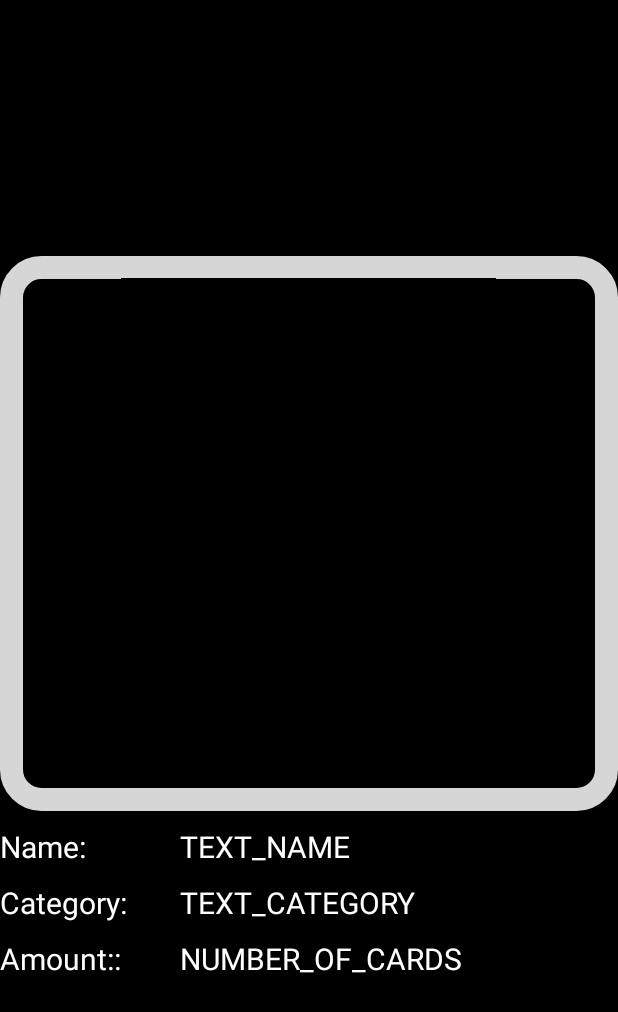
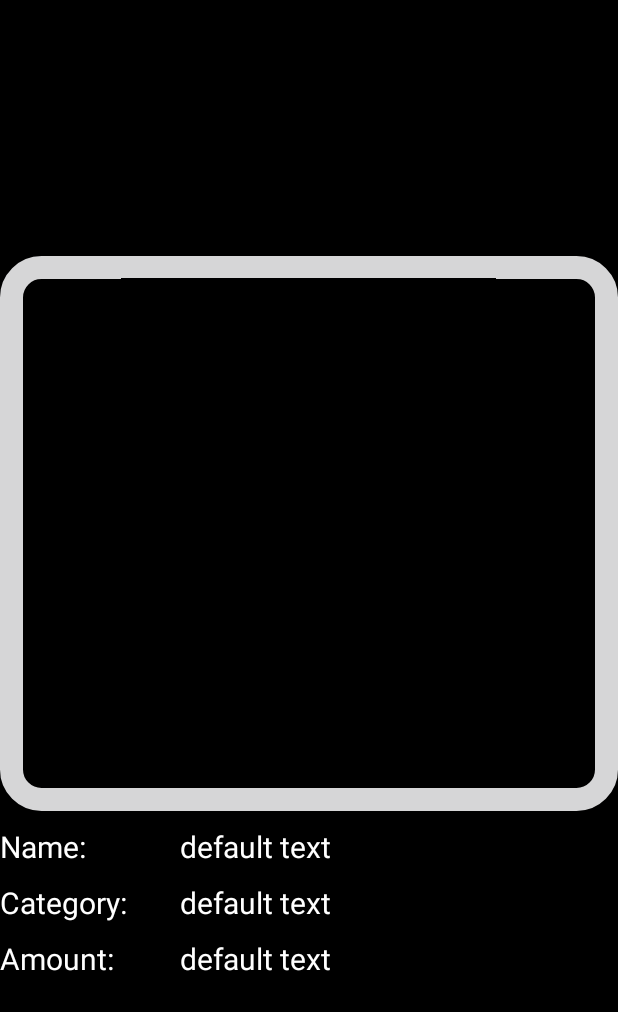
Before and after one commit to JoAnMontero/mapIntegrationApp, an Android app: the CardDetailActivity screen opened directly, with no data from a screen before it, on a phone screen of 412 x 824 dp. Shown: the top 1012 px of the screen. Run offline under Robolectric (Android 15) with nearby library versions, the light colour scheme and no system bars; 5 statements that could not run were skipped.

Commit message:
Strings externalized, warnings corrected

```diff
--- a/app/src/main/java/uo/sdm/mapintegrationapp/business/MapManager.java
+++ b/app/src/main/java/uo/sdm/mapintegrationapp/business/MapManager.java
@@ -56,7 +56,7 @@ public class MapManager {
         gameMap.setOnMarkerClickListener(new CustomOnMarkerClickListener(activity, gameMap, markerCollection));
 
         // Setting up an adapter to show custom InfoWindows on marker click
-        gameMap.setInfoWindowAdapter(new MarkerInfoWindowAdapter(activity.getLayoutInflater(), markerCollection));
+        gameMap.setInfoWindowAdapter(new MarkerInfoWindowAdapter(activity, activity.getLayoutInflater(), markerCollection));
     }
 
     public void handleNewLocation(Location location) {
--- a/app/src/main/java/uo/sdm/mapintegrationapp/business/MarkerCollection.java
+++ b/app/src/main/java/uo/sdm/mapintegrationapp/business/MarkerCollection.java
@@ -22,7 +22,7 @@ public class MarkerCollection {
     private final GoogleMap gameMap;
 
     private CharacterMapElement character = null;
-    private List<PlaceMapElement> placeMapElements = new ArrayList<PlaceMapElement>();
+    private List<PlaceMapElement> placeMapElements = new ArrayList<>();
 
     private int placesInRange = 0;
 
@@ -57,7 +57,7 @@ public class MarkerCollection {
         dataSource.close();
 
         placesInRange = 0;
-        placeMapElements = new ArrayList<PlaceMapElement>();
+        placeMapElements = new ArrayList<>();
 
         for (Place place : places) {
             PlaceMapElement marker = new PlaceMapElement(gameMap, place, getCharacterLocation());
--- a/app/src/main/java/uo/sdm/mapintegrationapp/ui/MapActivity.java
+++ b/app/src/main/java/uo/sdm/mapintegrationapp/ui/MapActivity.java
@@ -64,7 +64,7 @@ public class MapActivity extends ActionBarActivity implements
     @Override
     public boolean onCreateOptionsMenu(Menu menu) {
         // Inflate the menu; this adds items to the action bar if it is present.
-        getMenuInflater().inflate(R.menu.menu_map, menu);
+        //getMenuInflater().inflate(R.menu.menu_map, menu);
         return true;
     }
 
--- a/app/src/main/res/layout/activity_card_detail.xml
+++ b/app/src/main/res/layout/activity_card_detail.xml
@@ -10,7 +10,7 @@
         android:orientation="horizontal"
         android:layout_width="match_parent"
         android:layout_height="370dp"
-        android:layout_gravity="right"
+        android:layout_gravity="end"
         android:gravity="center"
         android:background="@drawable/mask">
         <ImageView
@@ -30,66 +30,66 @@
         android:layout_height="wrap_content"
         android:layout_marginTop="10dp"
         android:orientation="horizontal"
-        android:layout_gravity="left"
-        android:gravity="left">
+        android:layout_gravity="start"
+        android:gravity="start">
         <TextView
             android:layout_width="100dp"
             android:layout_height="wrap_content"
             android:textColor="@android:color/white"
-            android:textSize="20dp"
+            android:textSize="20sp"
             android:text="Name:"/>
         <TextView
             android:layout_width="wrap_content"
             android:layout_height="wrap_content"
-            android:layout_marginLeft="20dp"
+            android:layout_marginStart="20sp"
             android:textColor="@android:color/white"
             android:id="@+id/card_detail_name"
-            android:textSize="20dp"
-            android:text="TEXT_NAME"/>
+            android:textSize="20sp"
+            android:text="@string/default_text"/>
     </LinearLayout>
     <LinearLayout
         android:layout_width="match_parent"
         android:layout_height="wrap_content"
         android:layout_marginTop="10dp"
         android:orientation="horizontal"
-        android:layout_gravity="left"
-        android:gravity="left">
+        android:layout_gravity="start"
+        android:gravity="start">
         <TextView
             android:layout_width="100dp"
             android:layout_height="wrap_content"
             android:textColor="@android:color/white"
-            android:textSize="20dp"
+            android:textSize="20sp"
             android:text="Category:"/>
         <TextView
             android:layout_width="wrap_content"
             android:layout_height="wrap_content"
-            android:layout_marginLeft="20dp"
+            android:layout_marginStart="20sp"
             android:textColor="@android:color/white"
             android:id="@+id/card_detail_category"
-            android:textSize="20dp"
-            android:text="TEXT_CATEGORY"/>
+            android:textSize="20sp"
+            android:text="@string/default_text"/>
     </LinearLayout>
     <LinearLayout
         android:layout_width="match_parent"
         android:layout_height="wrap_content"
         android:layout_marginTop="10dp"
         android:orientation="horizontal"
-        android:layout_gravity="left"
-        android:gravity="left">
+        android:layout_gravity="start"
+        android:gravity="start">
         <TextView
             android:layout_width="100dp"
             android:layout_height="wrap_content"
             android:textColor="@android:color/white"
-            android:textSize="20dp"
-            android:text="Amount::"/>
+            android:textSize="20sp"
+            android:text="Amount:"/>
         <TextView
             android:layout_width="wrap_content"
             android:layout_height="wrap_content"
-            android:layout_marginLeft="20dp"
+            android:layout_marginStart="20sp"
             android:textColor="@android:color/white"
             android:id="@+id/card_detail_amount"
-            android:textSize="20dp"
-            android:text="NUMBER_OF_CARDS"/>
+            android:textSize="20sp"
+            android:text="@string/default_text"/>
     </LinearLayout>
 
 
--- a/app/src/main/res/layout/activity_main_menu.xml
+++ b/app/src/main/res/layout/activity_main_menu.xml
@@ -26,7 +26,8 @@
         android:layout_height="wrap_content"
         android:onClick="launchMapActivity"
         android:src="@drawable/img_button_game"
-        android:background="@android:color/transparent"/>
+        android:background="@android:color/transparent"
+        android:contentDescription="@string/menu_map_button"/>
 
     <ImageButton
         android:id="@+id/main_collection_button"
@@ -35,5 +36,6 @@
         android:onClick="launchCollectionActivity"
         android:src="@drawable/img_button_coll"
         android:background="@android:color/transparent"
-        android:text="@string/main_collection_button" />
+        android:text="@string/main_collection_button"
+        android:contentDescription="@string/main_collection_button" />
 </LinearLayout>
--- a/app/src/main/res/layout/infowindow_places.xml
+++ b/app/src/main/res/layout/infowindow_places.xml
@@ -1,5 +1,6 @@
 <?xml version="1.0" encoding="utf-8"?>
 <LinearLayout xmlns:android="http://schemas.android.com/apk/res/android"
+    android:id="@+id/info_window_places"
     android:orientation="vertical"
     android:layout_width="match_parent"
     android:layout_height="match_parent"
--- a/app/src/main/res/layout/popup_research.xml
+++ b/app/src/main/res/layout/popup_research.xml
@@ -25,7 +25,7 @@
                 android:id="@+id/label"
                 android:layout_width="match_parent"
                 android:layout_height="wrap_content"
-                android:text="Research"
+                android:text="@string/research"
                 android:textColor="@android:color/black"
                 android:gravity="center" />
 
@@ -41,13 +41,13 @@
                     android:id="@+id/research"
                     android:layout_width="match_parent"
                     android:layout_height="wrap_content"
-                    android:text="Research" />
+                    android:text="@string/research_button" />
 
                 <Button
                     android:id="@+id/dismiss"
                     android:layout_width="match_parent"
                     android:layout_height="wrap_content"
-                    android:text="Close" />
+                    android:text="@string/dismiss_button" />
             </LinearLayout>
         </LinearLayout>
     </LinearLayout>
--- a/app/src/main/res/layout/popup_research_completed.xml
+++ b/app/src/main/res/layout/popup_research_completed.xml
@@ -25,7 +25,7 @@
                 android:id="@+id/label"
                 android:layout_width="match_parent"
                 android:layout_height="wrap_content"
-                android:text="Research completed!!"
+                android:text="@string/research_completed"
                 android:textColor="@android:color/black"
                 android:gravity="center" />
 
@@ -39,7 +39,7 @@
                 android:id="@+id/dismiss"
                 android:layout_width="match_parent"
                 android:layout_height="wrap_content"
-                android:text="Close" />
+                android:text="@string/dismiss_button" />
         </LinearLayout>
     </LinearLayout>
 
--- a/app/src/main/res/layout/popup_research_in_progress.xml
+++ b/app/src/main/res/layout/popup_research_in_progress.xml
@@ -25,7 +25,7 @@
                 android:id="@+id/label"
                 android:layout_width="match_parent"
                 android:layout_height="wrap_content"
-                android:text="Research In progress"
+                android:text="@string/research_in_progress"
                 android:textColor="@android:color/black"
                 android:gravity="center" />
 
@@ -33,7 +33,6 @@
                 android:id="@+id/time_left"
                 android:layout_width="match_parent"
                 android:layout_height="wrap_content"
-                android:text="Research In progress"
                 android:textColor="@android:color/black"
                 android:gravity="center" />
 
@@ -41,7 +40,7 @@
                 android:id="@+id/dismiss"
                 android:layout_width="match_parent"
                 android:layout_height="wrap_content"
-                android:text="Close" />
+                android:text="@string/dismiss_button" />
         </LinearLayout>
     </LinearLayout>
 
```
Also changed, not shown: app/src/main/java/uo/sdm/mapintegrationapp/business/CustomOnMarkerClickListener.java (+4 -3 lines), app/src/main/java/uo/sdm/mapintegrationapp/business/MarkerInfoWindowAdapter.java (+10 -6 lines), app/src/main/java/uo/sdm/mapintegrationapp/infrastructure/factories/BusinessFactory.java (deleted, +0 -10 lines), app/src/main/res/values/strings.xml (+10 -0 lines).
